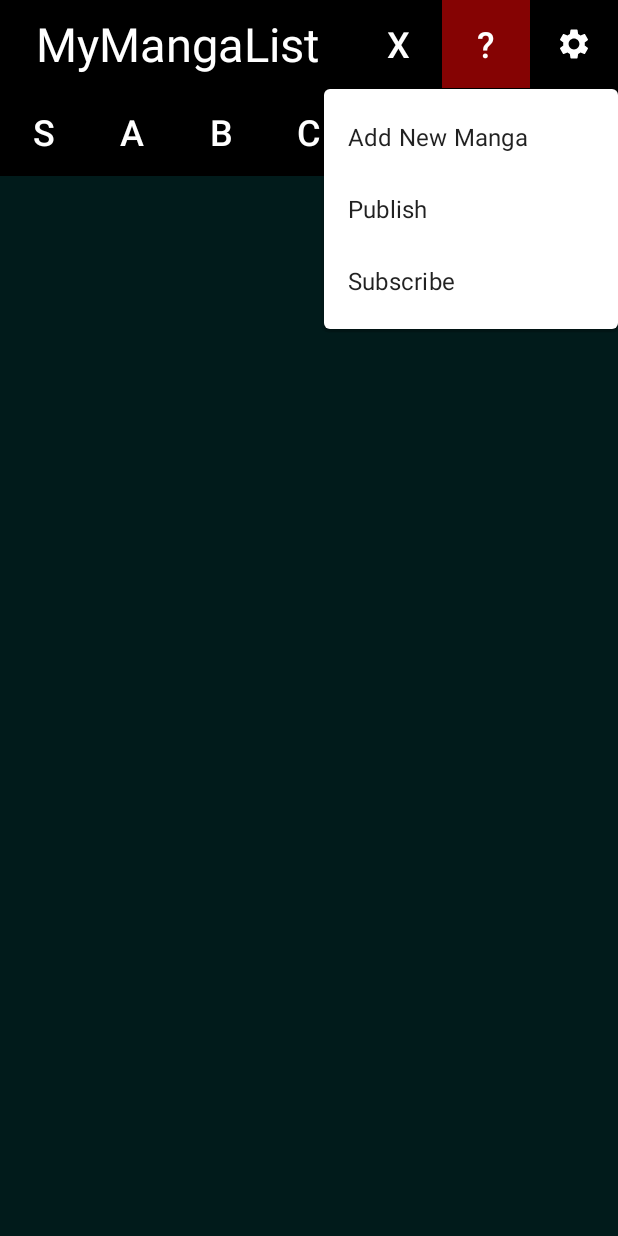
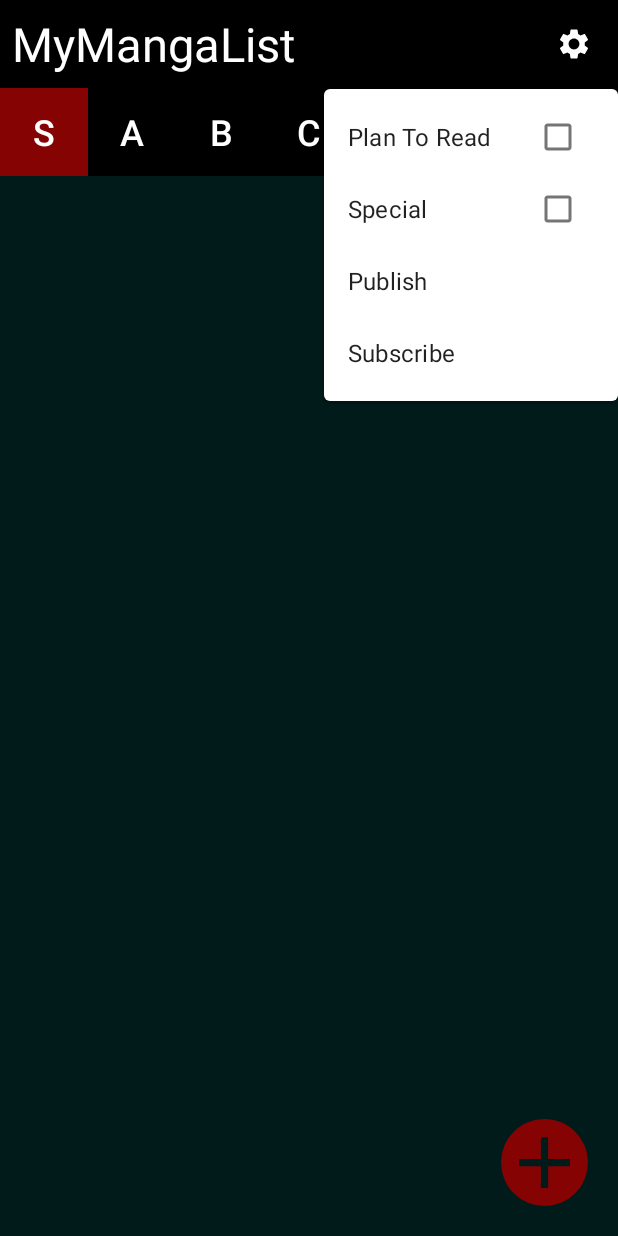
Before and after one commit to TetrisBattle/MyMangaList, an Android app: the screen it shows after launch (MainActivity), after a tap on "Settings", on a phone screen of 412 x 824 dp. Run offline under Robolectric (Android 15) with nearby library versions, the phone set to English and light mode, and no system bars; our stand-ins replace Firebase (no records; nobody signed in at launch, a user with empty details on screens opened directly); 2 other taps on this screen came first.

Commit message:
sharedprefs + updated layout

```diff
--- /dev/null
+++ b/app/src/main/res/drawable/ic_baseline_add_24.xml
@@ -0,0 +1,10 @@
+<vector xmlns:android="http://schemas.android.com/apk/res/android"
+    android:width="24dp"
+    android:height="24dp"
+    android:viewportWidth="24"
+    android:viewportHeight="24"
+    android:tint="@color/colorBackground">
+  <path
+      android:fillColor="@android:color/white"
+      android:pathData="M19,13h-6v6h-2v-6H5v-2h6V5h2v6h6v2z"/>
+</vector>
--- /dev/null
+++ b/app/src/main/res/drawable/round_shape.xml
@@ -0,0 +1,5 @@
+<?xml version="1.0" encoding="utf-8"?>
+<shape xmlns:android="http://schemas.android.com/apk/res/android">
+    <solid android:color="@color/colorPrimary" />
+    <corners android:radius="100dp" />
+</shape>
--- a/app/src/main/res/layout/activity_main.xml
+++ b/app/src/main/res/layout/activity_main.xml
@@ -26,11 +26,9 @@
             android:id="@+id/title"
             android:layout_width="0dp"
             android:layout_height="match_parent"
-            android:gravity="center"
             android:padding="8dp"
             android:background="#000000"
             android:text="@string/app_name"
-            android:textAlignment="center"
             android:textColor="@color/white"
             android:autoSizeTextType="uniform"
             app:layout_constraintBottom_toBottomOf="@id/menuBar"
@@ -49,6 +47,7 @@
             android:textColor="@color/white"
             android:textSize="@dimen/rankButtonTextSize"
             app:cornerRadius="0dp"
+            android:visibility="gone"
             app:layout_constraintDimensionRatio="1"
             app:layout_constraintBottom_toBottomOf="parent"
             app:layout_constraintEnd_toStartOf="@+id/planToReadButton"
@@ -65,6 +64,7 @@
             android:textColor="@color/white"
             android:textSize="@dimen/rankButtonTextSize"
             app:cornerRadius="0dp"
+            android:visibility="gone"
             app:layout_constraintDimensionRatio="1"
             app:layout_constraintBottom_toBottomOf="parent"
             app:layout_constraintEnd_toStartOf="@id/settings"
@@ -314,4 +314,18 @@
             app:layout_constraintVertical_weight="1" />
     </androidx.constraintlayout.widget.ConstraintLayout>
 
+    <ImageButton
+        android:id="@+id/addNewMangaButton"
+        android:layout_width="0dp"
+        android:layout_height="0dp"
+        app:layout_constraintDimensionRatio="1"
+        app:layout_constraintHeight_percent="0.07"
+        android:layout_margin="20dp"
+        android:scaleType="fitCenter"
+        android:background="@drawable/round_shape"
+        app:layout_constraintBottom_toBottomOf="parent"
+        app:layout_constraintEnd_toEndOf="parent"
+        app:srcCompat="@drawable/ic_baseline_add_24"
+        android:contentDescription="Add new manga" />
+
 </androidx.constraintlayout.widget.ConstraintLayout>
--- a/app/src/main/res/menu/settings_popup.xml
+++ b/app/src/main/res/menu/settings_popup.xml
@@ -1,9 +1,10 @@
 <?xml version="1.0" encoding="utf-8"?>
 <menu xmlns:android="http://schemas.android.com/apk/res/android">
-    <item android:id="@+id/popupAddNewManga"
-        android:title="Add New Manga"/>
-    <item android:id="@+id/popupExport"
-        android:title="Publish"/>
-    <item android:id="@+id/popupImport"
-        android:title="Subscribe"/>
+    <group android:checkableBehavior="all">
+        <item android:id="@+id/popupPlanToRead" android:title="Plan To Read"/>
+        <item android:id="@+id/popupSpecial" android:title="Special"/>
+    </group>
+
+    <item android:id="@+id/popupExport" android:title="Publish"/>
+    <item android:id="@+id/popupImport" android:title="Subscribe"/>
 </menu>
--- a/app/src/main/res/values/dimens.xml
+++ b/app/src/main/res/values/dimens.xml
@@ -3,6 +3,7 @@
     <dimen name="rankButtonTextSize">24sp</dimen>
 
     <dimen name="myMangaListPadding">4dp</dimen>
+    <dimen name="myMangaListMargin">2dp</dimen>
     <dimen name="myMangaListTextSize">22sp</dimen>
 
     <dimen name="newMangaTextSize">18sp</dimen>
```
Also changed, not shown: app/src/main/java/com/tetrisbattle/mymangalist/MainActivity.java (+78 -25 lines), app/src/main/res/layout/manga_list_design.xml (+6 -8 lines), 1 other file.
